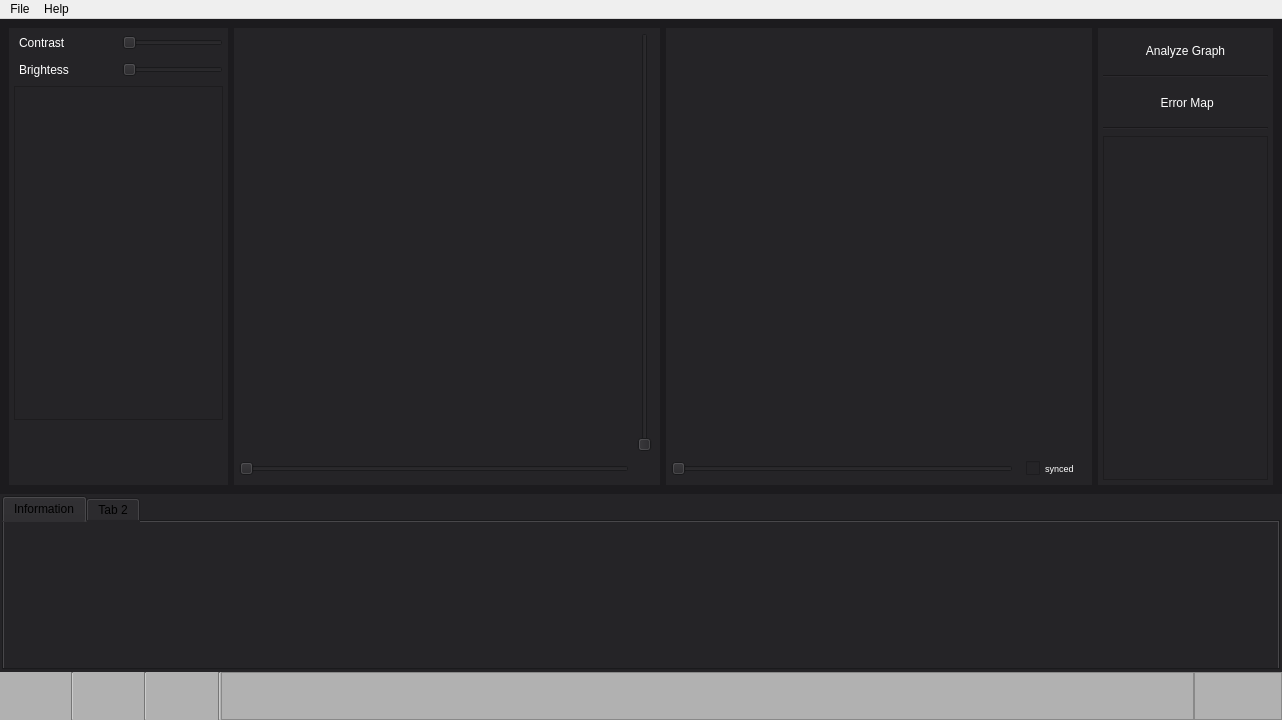
First picture: the form in software_1/qt.ui/main.ui, repository MarcioCamposJr/EasyqMR, before the edit.
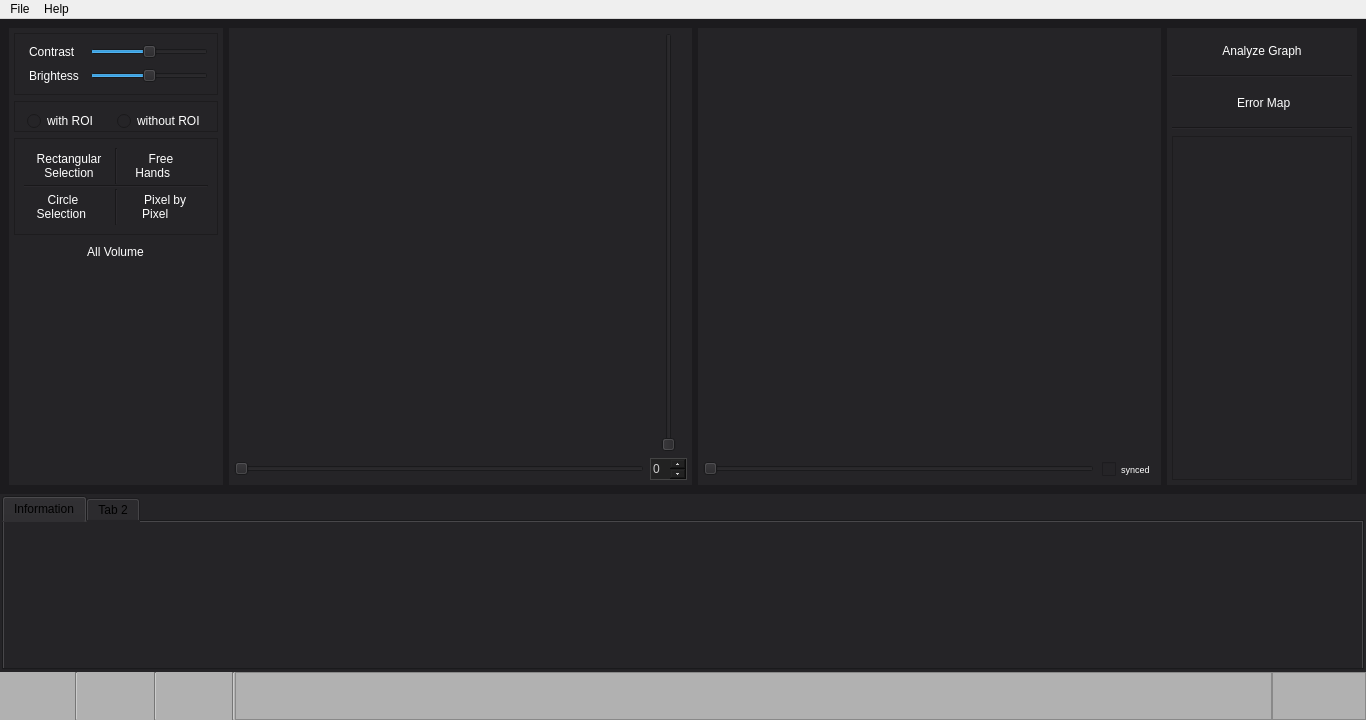
Second picture: the form after the edit. Icons and pictures are not drawn.

Commit message: Novas melhorias no funcionamento de abertura de arquivos, como exclusao e selecao de fatias e possibilidade de alteracao de classificacao. Adicao de ferramenta de selecao de regiao, funcional apenas para metodo pixel by pixel. Implementacao de limiarizacao adptativa para extracao de cerebro mas eficaz. Alteracao de metodo de calculo de T2, ainda nao funcional.

```diff
--- a/software_1/qt.ui/main.ui
+++ b/software_1/qt.ui/main.ui
@@ -6,7 +6,7 @@
    <rect>
     <x>0</x>
     <y>0</y>
-    <width>1282</width>
+    <width>1366</width>
     <height>720</height>
    </rect>
   </property>
@@ -46,7 +46,7 @@
         <widget class="QWidget" name="gridWidget" native="true">
          <property name="sizePolicy">
           <sizepolicy hsizetype="Preferred" vsizetype="Preferred">
-           <horstretch>20</horstretch>
+           <horstretch>18</horstretch>
            <verstretch>39</verstretch>
           </sizepolicy>
          </property>
@@ -69,56 +69,14 @@
           <property name="spacing">
            <number>6</number>
           </property>
-          <item row="2" column="0" colspan="2">
-           <widget class="QFrame" name="frame_3">
-            <property name="sizePolicy">
-             <sizepolicy hsizetype="Preferred" vsizetype="Preferred">
-              <horstretch>21</horstretch>
-              <verstretch>33</verstretch>
-             </sizepolicy>
-            </property>
-            <property name="frameShape">
-             <enum>QFrame::StyledPanel</enum>
-            </property>
-            <property name="frameShadow">
-             <enum>QFrame::Raised</enum>
-            </property>
-           </widget>
-          </item>
-          <item row="0" column="0">
-           <widget class="QLabel" name="label">
-            <property name="enabled">
-             <bool>true</bool>
-            </property>
-            <property name="sizePolicy">
-             <sizepolicy hsizetype="Preferred" vsizetype="Preferred">
-              <horstretch>6</horstretch>
-              <verstretch>2</verstretch>
-             </sizepolicy>
-            </property>
-            <property name="styleSheet">
-             <string notr="true">color:white ; padding: 2px</string>
-            </property>
-            <property name="text">
-             <string>Contrast</string>
-            </property>
-           </widget>
-          </item>
-          <item row="1" column="1">
-           <widget class="QSlider" name="Brightness">
-            <property name="sizePolicy">
-             <sizepolicy hsizetype="Preferred" vsizetype="Preferred">
-              <horstretch>16</horstretch>
-              <verstretch>2</verstretch>
-             </sizepolicy>
-            </property>
-            <property name="orientation">
-             <enum>Qt::Horizontal</enum>
-            </property>
-           </widget>
-          </item>
-          <item row="4" column="1">
+          <item row="9" column="1">
            <widget class="QLabel" name="showxcoor">
+            <property name="sizePolicy">
+             <sizepolicy hsizetype="Preferred" vsizetype="Preferred">
+              <horstretch>0</horstretch>
+              <verstretch>2</verstretch>
+             </sizepolicy>
+            </property>
             <property name="layoutDirection">
              <enum>Qt::LeftToRight</enum>
             </property>
@@ -133,49 +91,14 @@
             </property>
            </widget>
           </item>
-          <item row="1" column="0">
-           <widget class="QLabel" name="label_2">
-            <property name="sizePolicy">
-             <sizepolicy hsizetype="Preferred" vsizetype="Preferred">
-              <horstretch>6</horstretch>
-              <verstretch>2</verstretch>
-             </sizepolicy>
-            </property>
-            <property name="styleSheet">
-             <string notr="true">color:white; padding: 2px</string>
-            </property>
-            <property name="text">
-             <string>Brightess</string>
-            </property>
-           </widget>
-          </item>
-          <item row="0" column="1">
-           <widget class="QSlider" name="Contrast">
-            <property name="sizePolicy">
-             <sizepolicy hsizetype="Preferred" vsizetype="Preferred">
-              <horstretch>16</horstretch>
-              <verstretch>2</verstretch>
-             </sizepolicy>
-            </property>
-            <property name="styleSheet">
-             <string notr="true"/>
-            </property>
-            <property name="maximum">
-             <number>10</number>
-            </property>
-            <property name="singleStep">
-             <number>1</number>
-            </property>
-            <property name="pageStep">
-             <number>1</number>
-            </property>
-            <property name="orientation">
-             <enum>Qt::Horizontal</enum>
-            </property>
-           </widget>
-          </item>
-          <item row="6" column="1">
+          <item row="11" column="1">
            <widget class="QLabel" name="showycoor">
+            <property name="sizePolicy">
+             <sizepolicy hsizetype="Preferred" vsizetype="Preferred">
+              <horstretch>0</horstretch>
+              <verstretch>2</verstretch>
+             </sizepolicy>
+            </property>
             <property name="layoutDirection">
              <enum>Qt::LeftToRight</enum>
             </property>
@@ -190,8 +113,14 @@
             </property>
            </widget>
           </item>
-          <item row="3" column="1">
+          <item row="8" column="1">
            <widget class="QLabel" name="intensity">
+            <property name="sizePolicy">
+             <sizepolicy hsizetype="Preferred" vsizetype="Preferred">
+              <horstretch>0</horstretch>
+              <verstretch>2</verstretch>
+             </sizepolicy>
+            </property>
             <property name="layoutDirection">
              <enum>Qt::LeftToRight</enum>
             </property>
@@ -206,6 +135,559 @@
             </property>
            </widget>
           </item>
+          <item row="7" column="1">
+           <spacer name="verticalSpacer">
+            <property name="orientation">
+             <enum>Qt::Vertical</enum>
+            </property>
+            <property name="sizeType">
+             <enum>QSizePolicy::Preferred</enum>
+            </property>
+            <property name="sizeHint" stdset="0">
+             <size>
+              <width>20</width>
+              <height>2000</height>
+             </size>
+            </property>
+           </spacer>
+          </item>
+          <item row="3" column="1">
+           <widget class="QFrame" name="frame_5">
+            <property name="sizePolicy">
+             <sizepolicy hsizetype="Preferred" vsizetype="Preferred">
+              <horstretch>0</horstretch>
+              <verstretch>5</verstretch>
+             </sizepolicy>
+            </property>
+            <property name="frameShape">
+             <enum>QFrame::StyledPanel</enum>
+            </property>
+            <property name="frameShadow">
+             <enum>QFrame::Raised</enum>
+            </property>
+            <layout class="QHBoxLayout" name="horizontalLayout_5">
+             <property name="leftMargin">
+              <number>12</number>
+             </property>
+             <property name="rightMargin">
+              <number>12</number>
+             </property>
+             <property name="bottomMargin">
+              <number>0</number>
+             </property>
+             <item>
+              <widget class="QRadioButton" name="wROI">
+               <property name="styleSheet">
+                <string notr="true">color:white</string>
+               </property>
+               <property name="text">
+                <string>with ROI</string>
+               </property>
+              </widget>
+             </item>
+             <item>
+              <widget class="QRadioButton" name="woROI">
+               <property name="styleSheet">
+                <string notr="true">color:white</string>
+               </property>
+               <property name="text">
+                <string>without ROI</string>
+               </property>
+              </widget>
+             </item>
+            </layout>
+           </widget>
+          </item>
+          <item row="4" column="1">
+           <widget class="QFrame" name="frame_3">
+            <property name="sizePolicy">
+             <sizepolicy hsizetype="Preferred" vsizetype="Preferred">
+              <horstretch>16</horstretch>
+              <verstretch>33</verstretch>
+             </sizepolicy>
+            </property>
+            <property name="frameShape">
+             <enum>QFrame::StyledPanel</enum>
+            </property>
+            <property name="frameShadow">
+             <enum>QFrame::Raised</enum>
+            </property>
+            <layout class="QGridLayout" name="gridLayout_4">
+             <property name="leftMargin">
+              <number>9</number>
+             </property>
+             <property name="bottomMargin">
+              <number>9</number>
+             </property>
+             <property name="spacing">
+              <number>1</number>
+             </property>
+             <item row="0" column="0">
+              <widget class="QPushButton" name="RectROI">
+               <property name="sizePolicy">
+                <sizepolicy hsizetype="Preferred" vsizetype="Preferred">
+                 <horstretch>0</horstretch>
+                 <verstretch>0</verstretch>
+                </sizepolicy>
+               </property>
+               <property name="styleSheet">
+                <string notr="true">QPushButton {
+	background-color: #333333;
+    color: #FFFFFF;
+}
+
+QPushButton:hover {
+    background-color: #444444;
+}
+
+QPushButton:checked {
+    background-color: #666666;
+}
+
+QPushButton:disabled {
+    background-color: #999999;
+    color: #666666;
+}</string>
+               </property>
+               <property name="text">
+                <string>Rectangular
+Selection</string>
+               </property>
+               <property name="icon">
+                <iconset>
+                 <normaloff>../Docs/icon/rectangular selection.png</normaloff>../Docs/icon/rectangular selection.png</iconset>
+               </property>
+               <property name="iconSize">
+                <size>
+                 <width>25</width>
+                 <height>25</height>
+                </size>
+               </property>
+               <property name="checkable">
+                <bool>true</bool>
+               </property>
+               <property name="checked">
+                <bool>false</bool>
+               </property>
+               <property name="flat">
+                <bool>true</bool>
+               </property>
+              </widget>
+             </item>
+             <item row="2" column="2">
+              <widget class="QPushButton" name="FullROI">
+               <property name="sizePolicy">
+                <sizepolicy hsizetype="Preferred" vsizetype="Preferred">
+                 <horstretch>0</horstretch>
+                 <verstretch>0</verstretch>
+                </sizepolicy>
+               </property>
+               <property name="styleSheet">
+                <string notr="true">QPushButton {
+	background-color: #333333;
+    color: #FFFFFF;
+}
+
+QPushButton:hover {
+    background-color: #444444;
+}
+
+QPushButton:checked {
+    background-color: #666666;
+}
+
+QPushButton:disabled {
+    background-color: #999999;
+    color: #666666;
+}</string>
+               </property>
+               <property name="text">
+                <string> Pixel by
+ Pixel      </string>
+               </property>
+               <property name="icon">
+                <iconset>
+                 <normaloff>../Docs/icon/full.png</normaloff>../Docs/icon/full.png</iconset>
+               </property>
+               <property name="iconSize">
+                <size>
+                 <width>25</width>
+                 <height>25</height>
+                </size>
+               </property>
+               <property name="checkable">
+                <bool>true</bool>
+               </property>
+               <property name="flat">
+                <bool>true</bool>
+               </property>
+              </widget>
+             </item>
+             <item row="0" column="2">
+              <widget class="QPushButton" name="FreeHandsROI">
+               <property name="sizePolicy">
+                <sizepolicy hsizetype="Preferred" vsizetype="Preferred">
+                 <horstretch>0</horstretch>
+                 <verstretch>0</verstretch>
+                </sizepolicy>
+               </property>
+               <property name="statusTip">
+                <string/>
+               </property>
+               <property name="layoutDirection">
+                <enum>Qt::LeftToRight</enum>
+               </property>
+               <property name="autoFillBackground">
+                <bool>false</bool>
+               </property>
+               <property name="styleSheet">
+                <string notr="true">QPushButton {
+	background-color: #333333;
+    color: #FFFFFF;
+	padding:0 5 0 0 
+}
+
+QPushButton:hover {
+    background-color: #444444;
+}
+
+QPushButton:checked {
+    background-color: #666666;
+}
+
+QPushButton:disabled {
+    background-color: #999999;
+    color: #666666;
+}</string>
+               </property>
+               <property name="text">
+                <string>Free
+Hands     </string>
+               </property>
+               <property name="icon">
+                <iconset>
+                 <normaloff>../Docs/icon/hand.png</normaloff>../Docs/icon/hand.png</iconset>
+               </property>
+               <property name="iconSize">
+                <size>
+                 <width>25</width>
+                 <height>25</height>
+                </size>
+               </property>
+               <property name="checkable">
+                <bool>true</bool>
+               </property>
+               <property name="flat">
+                <bool>true</bool>
+               </property>
+              </widget>
+             </item>
+             <item row="2" column="0">
+              <widget class="QPushButton" name="ElliROI">
+               <property name="sizePolicy">
+                <sizepolicy hsizetype="Preferred" vsizetype="Preferred">
+                 <horstretch>0</horstretch>
+                 <verstretch>0</verstretch>
+                </sizepolicy>
+               </property>
+               <property name="styleSheet">
+                <string notr="true">QPushButton {
+	background-color: #333333;
+    color: #FFFFFF;
+	padding:0 12 0 0 ;
+}
+
+QPushButton:hover {
+    background-color: #444444;
+}
+
+QPushButton:checked {
+    background-color: #666666;
+}
+
+QPushButton:disabled {
+    background-color: #999999;
+    color: #666666;
+}</string>
+               </property>
+               <property name="text">
+                <string>Circle
+Selection </string>
+               </property>
+               <property name="icon">
+                <iconset>
+                 <normaloff>../Docs/icon/Circle selection.png</normaloff>../Docs/icon/Circle selection.png</iconset>
+               </property>
+               <property name="iconSize">
+                <size>
+                 <width>25</width>
+                 <height>25</height>
+                </size>
+               </property>
+               <property name="checkable">
+                <bool>true</bool>
+               </property>
+               <property name="checked">
+                <bool>false</bool>
+               </property>
+               <property name="autoRepeat">
+                <bool>false</bool>
+               </property>
+               <property name="flat">
+                <bool>true</bool>
+               </property>
+              </widget>
+             </item>
+             <item row="0" column="1">
+              <widget class="Line" name="line_6">
+               <property name="lineWidth">
+                <number>1</number>
+               </property>
+               <property name="midLineWidth">
+                <number>0</number>
+               </property>
+               <property name="orientation">
+                <enum>Qt::Vertical</enum>
+               </property>
+              </widget>
+             </item>
+             <item row="2" column="1">
+              <widget class="Line" name="line_7">
+               <property name="styleSheet">
+                <string notr="true"/>
+               </property>
+               <property name="midLineWidth">
+                <number>0</number>
+               </property>
+               <property name="orientation">
+                <enum>Qt::Vertical</enum>
+               </property>
+              </widget>
+             </item>
+             <item row="1" column="0" colspan="3">
+              <widget class="Line" name="line_8">
+               <property name="lineWidth">
+                <number>1</number>
+               </property>
+               <property name="midLineWidth">
+                <number>0</number>
+               </property>
+               <property name="orientation">
+                <enum>Qt::Horizontal</enum>
+               </property>
+              </widget>
+             </item>
+            </layout>
+           </widget>
+          </item>
+          <item row="2" column="1">
+           <widget class="QFrame" name="frame_6">
+            <property name="sizePolicy">
+             <sizepolicy hsizetype="Preferred" vsizetype="Preferred">
+              <horstretch>0</horstretch>
+              <verstretch>10</verstretch>
+             </sizepolicy>
+            </property>
+            <property name="frameShape">
+             <enum>QFrame::StyledPanel</enum>
+            </property>
+            <property name="frameShadow">
+             <enum>QFrame::Raised</enum>
+            </property>
+            <layout class="QGridLayout" name="gridLayout_5">
+             <item row="1" column="0">
+              <widget class="QLabel" name="label_2">
+               <property name="sizePolicy">
+                <sizepolicy hsizetype="Preferred" vsizetype="Preferred">
+                 <horstretch>6</horstretch>
+                 <verstretch>2</verstretch>
+                </sizepolicy>
+               </property>
+               <property name="styleSheet">
+                <string notr="true">color:white; padding: 2px</string>
+               </property>
+               <property name="text">
+                <string>Brightess</string>
+               </property>
+              </widget>
+             </item>
+             <item row="0" column="0">
+              <widget class="QLabel" name="label">
+               <property name="enabled">
+                <bool>true</bool>
+               </property>
+               <property name="sizePolicy">
+                <sizepolicy hsizetype="Preferred" vsizetype="Preferred">
+                 <horstretch>6</horstretch>
+                 <verstretch>2</verstretch>
+                </sizepolicy>
+               </property>
+               <property name="styleSheet">
+                <string notr="true">color:white ; padding: 2px</string>
+               </property>
+               <property name="text">
+                <string>Contrast</string>
+               </property>
+              </widget>
+             </item>
+             <item row="0" column="1">
+              <widget class="QSlider" name="Contrast">
+               <property name="sizePolicy">
+                <sizepolicy hsizetype="Preferred" vsizetype="Preferred">
+                 <horstretch>16</horstretch>
+                 <verstretch>2</verstretch>
+                </sizepolicy>
+               </property>
+               <property name="styleSheet">
+                <string notr="true"/>
+               </property>
+               <property name="maximum">
+                <number>10</number>
+               </property>
+               <property name="singleStep">
+                <number>1</number>
+               </property>
+               <property name="pageStep">
+                <number>1</number>
+               </property>
+               <property name="value">
+                <number>5</number>
+               </property>
+               <property name="orientation">
+                <enum>Qt::Horizontal</enum>
+               </property>
+              </widget>
+             </item>
+             <item row="1" column="1">
+              <widget class="QSlider" name="Brightness">
+               <property name="sizePolicy">
+                <sizepolicy hsizetype="Preferred" vsizetype="Preferred">
+                 <horstretch>16</horstretch>
+                 <verstretch>2</verstretch>
+                </sizepolicy>
+               </property>
+               <property name="minimum">
+                <number>-400</number>
+               </property>
+               <property name="maximum">
+                <number>400</number>
+               </property>
+               <property name="orientation">
+                <enum>Qt::Horizontal</enum>
+               </property>
+              </widget>
+             </item>
+            </layout>
+           </widget>
+          </item>
+          <item row="6" column="1">
+           <widget class="QWidget" name="widget_2" native="true">
+            <property name="sizePolicy">
+             <sizepolicy hsizetype="Preferred" vsizetype="Preferred">
+              <horstretch>0</horstretch>
+              <verstretch>0</verstretch>
+             </sizepolicy>
+            </property>
+            <layout class="QHBoxLayout" name="horizontalLayout_7">
+             <property name="spacing">
+              <number>0</number>
+             </property>
+             <property name="leftMargin">
+              <number>0</number>
+             </property>
+             <property name="topMargin">
+              <number>0</number>
+             </property>
+             <property name="rightMargin">
+              <number>0</number>
+             </property>
+             <property name="bottomMargin">
+              <number>0</number>
+             </property>
+             <item>
+              <spacer name="horizontalSpacer_3">
+               <property name="orientation">
+                <enum>Qt::Horizontal</enum>
+               </property>
+               <property name="sizeType">
+                <enum>QSizePolicy::Preferred</enum>
+               </property>
+               <property name="sizeHint" stdset="0">
+                <size>
+                 <width>70</width>
+                 <height>20</height>
+                </size>
+               </property>
+              </spacer>
+             </item>
+             <item>
+              <widget class="QPushButton" name="FullVolumeROI">
+               <property name="sizePolicy">
+                <sizepolicy hsizetype="Preferred" vsizetype="Preferred">
+                 <horstretch>0</horstretch>
+                 <verstretch>10</verstretch>
+                </sizepolicy>
+               </property>
+               <property name="styleSheet">
+                <string notr="true">QPushButton {
+	background-color: #333333;
+    color: #FFFFFF;
+	padding: 3 8 3 8 ;
+}
+
+QPushButton:hover {
+    background-color: #444444;
+}
+
+QPushButton:checked {
+    background-color: #666666;
+}
+
+QPushButton:disabled {
+    background-color: #999999;
+    color: #666666;
+}</string>
+               </property>
+               <property name="text">
+                <string>All Volume</string>
+               </property>
+               <property name="icon">
+                <iconset>
+                 <normaloff>../Docs/icon/cubo-3d.png</normaloff>../Docs/icon/cubo-3d.png</iconset>
+               </property>
+               <property name="iconSize">
+                <size>
+                 <width>26</width>
+                 <height>28</height>
+                </size>
+               </property>
+               <property name="checkable">
+                <bool>true</bool>
+               </property>
+               <property name="flat">
+                <bool>true</bool>
+               </property>
+              </widget>
+             </item>
+             <item>
+              <spacer name="horizontalSpacer_4">
+               <property name="orientation">
+                <enum>Qt::Horizontal</enum>
+               </property>
+               <property name="sizeType">
+                <enum>QSizePolicy::Preferred</enum>
+               </property>
+               <property name="sizeHint" stdset="0">
+                <size>
+                 <width>70</width>
+                 <height>20</height>
+                </size>
+               </property>
+              </spacer>
+             </item>
+            </layout>
+           </widget>
+          </item>
          </layout>
         </widget>
        </item>
@@ -241,6 +723,9 @@
               <verstretch>38</verstretch>
              </sizepolicy>
             </property>
+            <property name="styleSheet">
+             <string notr="true">padding: 0 20 0 0;</string>
+            </property>
             <property name="text">
              <string/>
             </property>
@@ -262,7 +747,7 @@
             </property>
            </widget>
           </item>
-          <item row="0" column="1">
+          <item row="0" column="2">
            <widget class="QSlider" name="verticalSlider">
             <property name="sizePolicy">
              <sizepolicy hsizetype="Preferred" vsizetype="Preferred">
@@ -270,11 +755,120 @@
               <verstretch>36</verstretch>
              </sizepolicy>
             </property>
+            <property name="minimumSize">
+             <size>
+              <width>22</width>
+              <height>0</height>
+             </size>
+            </property>
             <property name="orientation">
              <enum>Qt::Vertical</enum>
             </property>
            </widget>
           </item>
+          <item row="0" column="3">
+           <spacer name="horizontalSpacer">
+            <property name="orientation">
+             <enum>Qt::Horizontal</enum>
+            </property>
+            <property name="sizeType">
+             <enum>QSizePolicy::Preferred</enum>
+            </property>
+            <property name="sizeHint" stdset="0">
+             <size>
+              <width>1</width>
+              <height>1</height>
+             </size>
+            </property>
+           </spacer>
+          </item>
+          <item row="0" column="1">
+           <spacer name="horizontalSpacer_2">
+            <property name="orientation">
+             <enum>Qt::Horizontal</enum>
+            </property>
+            <property name="sizeType">
+             <enum>QSizePolicy::Preferred</enum>
+            </property>
+            <property name="sizeHint" stdset="0">
+             <size>
+              <width>1</width>
+              <height>1</height>
+             </size>
+            </property>
+           </spacer>
+          </item>
+          <item row="1" column="1" colspan="3">
+           <widget class="QWidget" name="widget" native="true">
+            <layout class="QHBoxLayout" name="horizontalLayout_6">
+             <property name="spacing">
+              <number>0</number>
+             </property>
+             <property name="leftMargin">
+              <number>0</number>
+             </property>
+             <property name="topMargin">
+              <number>0</number>
+             </property>
+             <property name="rightMargin">
+              <number>0</number>
+             </property>
+             <property name="bottomMargin">
+              <number>0</number>
+             </property>
+             <item>
+              <widget class="QSpinBox" name="spinBoxSlicer">
+               <property name="sizePolicy">
+                <sizepolicy hsizetype="Preferred" vsizetype="Preferred">
+                 <horstretch>1</horstretch>
+                 <verstretch>1</verstretch>
+                </sizepolicy>
+               </property>
+               <property name="minimumSize">
+                <size>
+                 <width>0</width>
+                 <height>0</height>
+                </size>
+               </property>
+               <property name="maximumSize">
+                <size>
+                 <width>40</width>
+                 <height>40</height>
+                </size>
+               </property>
+               <property name="styleSheet">
+                <string notr="true">QSpinBox {
+    border: 1px solid #444; /* Cor da borda */
+    background-color: #222; /* Cor de fundo */
+    color: #ccc; /* Cor do texto */
+}
+
+QSpinBox::up-button {
+    width: 16px; /* Largura do botão de incremento */
+}
+
+QSpinBox::down-button {
+    width: 16px; /* Largura do botão de decremento */
+}
+
+QSpinBox QAbstractSpinBox::up-button,
+QSpinBox QAbstractSpinBox::down-button {
+    background-color: #444; /* Cor do botão de incremento/decremento */
+    border: 1px solid #444; /* Borda do botão */
+    border-radius: 5px; /* Cantos arredondados do botão */
+}
+
+QSpinBox QAbstractSpinBox::up-button:hover,
+QSpinBox QAbstractSpinBox::down-button:hover {
+    background-color: #666; /* Cor do botão quando o mouse está em cima */
+}
+</string>
+               </property>
+              </widget>
+             </item>
+            </layout>
+           </widget>
+          </item>
          </layout>
         </widget>
        </item>
@@ -302,7 +896,26 @@
           <property name="bottomMargin">
            <number>5</number>
           </property>
-          <item row="1" column="2" alignment="Qt::AlignHCenter|Qt::AlignVCenter">
+          <property name="horizontalSpacing">
+           <number>8</number>
+          </property>
+          <property name="verticalSpacing">
+           <number>5</number>
+          </property>
+          <item row="0" column="0" colspan="4">
+           <widget class="QLabel" name="mapping">
+            <property name="sizePolicy">
+             <sizepolicy hsizetype="Preferred" vsizetype="Preferred">
+              <horstretch>38</horstretch>
+              <verstretch>38</verstretch>
+             </sizepolicy>
+            </property>
+            <property name="text">
+             <string/>
+            </property>
+           </widget>
+          </item>
+          <item row="1" column="3">
            <widget class="QCheckBox" name="checkBox">
             <property name="sizePolicy">
              <sizepolicy hsizetype="Preferred" vsizetype="Preferred">
@@ -326,7 +939,7 @@
             </property>
            </widget>
           </item>
-          <item row="1" column="0" colspan="2">
+          <item row="1" column="0" colspan="3">
            <widget class="QSlider" name="horizontalSlider_2">
             <property name="sizePolicy">
              <sizepolicy hsizetype="Preferred" vsizetype="Preferred">
@@ -339,19 +952,6 @@
             </property>
            </widget>
           </item>
-          <item row="0" column="0" colspan="3">
-           <widget class="QLabel" name="mapping">
-            <property name="sizePolicy">
-             <sizepolicy hsizetype="Preferred" vsizetype="Preferred">
-              <horstretch>38</horstretch>
-              <verstretch>38</verstretch>
-             </sizepolicy>
-            </property>
-            <property name="text">
-             <string/>
-            </property>
-           </widget>
-          </item>
          </layout>
         </widget>
        </item>
@@ -630,6 +1230,9 @@
            <verstretch>4</verstretch>
           </sizepolicy>
          </property>
+         <property name="styleSheet">
+          <string notr="true">p</string>
+         </property>
          <property name="text">
           <string/>
          </property>
@@ -639,8 +1242,8 @@
          </property>
          <property name="iconSize">
           <size>
-           <width>48</width>
-           <height>48</height>
+           <width>46</width>
+           <height>46</height>
           </size>
          </property>
          <property name="flat">
@@ -751,7 +1354,7 @@
     <rect>
      <x>0</x>
      <y>0</y>
-     <width>1282</width>
+     <width>1366</width>
      <height>21</height>
     </rect>
    </property>
```
Left out of the diff: 4 changed lines with no effect on the pictures. The commit also changes 44 other files.
